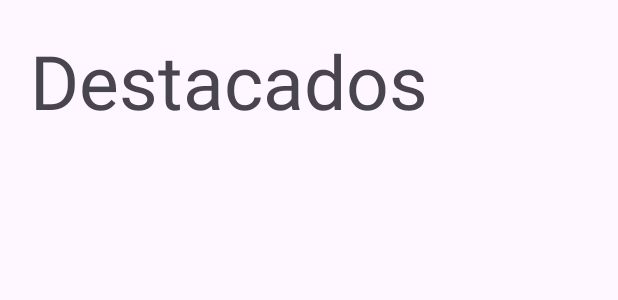
After one commit to aseoanef/SlothSlider, an Android app: the layout activity_destacados.xml on its own in the app's theme, with its tools: preview values and no code run, on a phone screen of 412 x 824 dp. The commit adds this screen. Shown: the top 300 px of the screen. Run offline under Robolectric (Android 15) with nearby library versions, the light colour scheme and no system bars; network calls fail.

Commit message:
Empezadas pantallas

```diff
--- /dev/null
+++ b/SlothSlider/app/src/main/java/com/example/slothslider/AddMovieReview.java
@@ -0,0 +1,4 @@
+package com.example.slothslider;
+
+public class AddMovieReview {
+}
--- a/SlothSlider/app/src/main/java/com/example/slothslider/AjustesContentFragment.java
+++ b/SlothSlider/app/src/main/java/com/example/slothslider/AjustesContentFragment.java
@@ -51,8 +51,8 @@ public class AjustesContentFragment extends Fragment  {
         politica.setOnClickListener(new View.OnClickListener() {
             @Override
             public void onClick(View v) {
-                Intent myIntent = new Intent(this, WebViewActivity.class);
-                startActivity(myIntent);
+                //Intent myIntent = new Intent(this, WebViewActivity.class);
+               // startActivity(myIntent);
             }
         });
 
--- /dev/null
+++ b/SlothSlider/app/src/main/java/com/example/slothslider/BuscarActivity.java
@@ -0,0 +1,4 @@
+package com.example.slothslider;
+
+public class BuscarActivity {
+}
--- a/SlothSlider/app/src/main/java/com/example/slothslider/DiarioContentFragment.java
+++ b/SlothSlider/app/src/main/java/com/example/slothslider/DiarioContentFragment.java
@@ -52,7 +52,6 @@ public class DiarioContentFragment extends Fragment {
     Bundle savedInstanceState) {
         View layout = inflater.inflate(R.layout.diario_fragment, container, false);
         recyclerView = layout.findViewById(R.id.diario_recycler); // Obtener una referencia al RecyclerView desde el diseño
-
         JsonArrayRequest request = new JsonArrayRequest(
                 Request.Method.GET,
                 "https://raw.githubusercontent.com/aseoanef/SlothSlider/main/FilmsJSON",
--- /dev/null
+++ b/SlothSlider/app/src/main/res/layout/activity_destacados.xml
@@ -0,0 +1,54 @@
+<?xml version="1.0" encoding="utf-8"?>
+<androidx.constraintlayout.widget.ConstraintLayout xmlns:android="http://schemas.android.com/apk/res/android"
+    android:layout_width="match_parent"
+    android:layout_height="match_parent"
+    xmlns:app="http://schemas.android.com/apk/res-auto">
+    <TextView
+        android:id="@+id/title"
+        android:layout_width="wrap_content"
+        android:layout_height="wrap_content"
+        android:text="Destacados"
+        android:textSize="50dp"
+        app:layout_constraintTop_toTopOf="parent"
+        app:layout_constraintStart_toStartOf="parent"
+        android:layout_marginTop="20dp"
+        android:layout_marginStart="20dp"
+        />
+    <HorizontalScrollView
+        android:layout_width="wrap_content"
+        android:layout_height="200dp"
+        app:layout_constraintTop_toBottomOf="@+id/title"
+        app:layout_constraintStart_toStartOf="parent"
+        android:layout_marginTop="20dp">
+        <LinearLayout
+            android:layout_width="match_parent"
+            android:layout_height="match_parent"
+            android:orientation="horizontal">
+            <ImageView
+                android:id="@+id/pelicula1"
+                android:layout_width="wrap_content"
+                android:layout_height="wrap_content"
+                android:scaleType="centerInside"/>
+            <ImageView
+                android:id="@+id/pelicula2"
+                android:layout_width="wrap_content"
+                android:layout_height="wrap_content"
+                android:scaleType="centerInside"/>
+            <ImageView
+                android:id="@+id/pelicula3"
+                android:layout_width="wrap_content"
+                android:layout_height="wrap_content"
+                android:scaleType="centerInside"/>
+            <ImageView
+                android:id="@+id/pelicula4"
+                android:layout_width="wrap_content"
+                android:layout_height="wrap_content"
+                android:scaleType="centerInside"/>
+            <ImageView
+                android:id="@+id/pelicula5"
+                android:layout_width="wrap_content"
+                android:layout_height="wrap_content"
+                android:scaleType="centerInside"/>
+        </LinearLayout>
+    </HorizontalScrollView>
+</androidx.constraintlayout.widget.ConstraintLayout>
```
Also changed, not shown: SlothSlider/app/src/main/java/com/example/slothslider/TrendingFragment.java (added, +105 -0 lines), SlothSlider/app/src/main/java/com/example/slothslider/WebViewActivity.java (deleted, +0 -18 lines), SlothSlider/app/src/main/res/layout/addmovie_activity.xml (added, +51 -0 lines), SlothSlider/app/src/main/res/drawable/sendicon.png (added).
